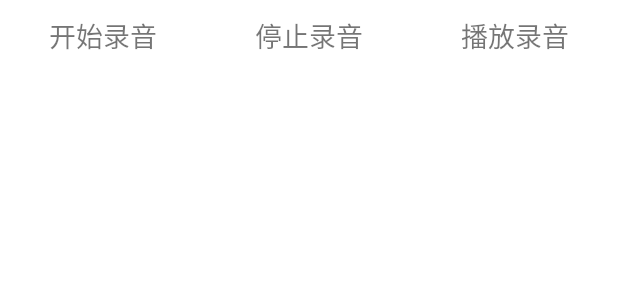
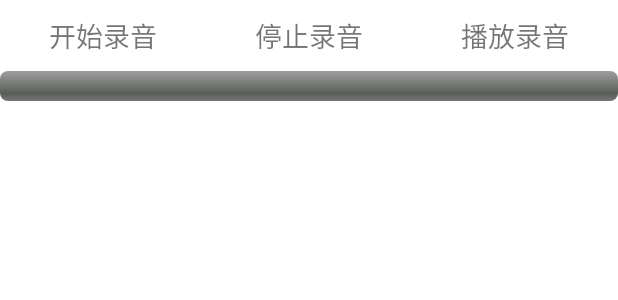
Before and after one commit to xujianhuaap/MyMengMedia, an Android app: the layout activity_audio.xml on its own in the app's theme, with its tools: preview values and no code run, on a phone screen of 412 x 824 dp. Shown: the top 300 px of the screen. Run offline under Robolectric (Android 15) with nearby library versions, the phone set to English and light mode, and no system bars.

Commit message:
feature:add progress bar

```diff
--- a/app/src/main/res/layout/activity_audio.xml
+++ b/app/src/main/res/layout/activity_audio.xml
@@ -42,6 +42,15 @@
                 />
 
 
+
         </LinearLayout>
+        <ProgressBar
+            android:id="@+id/play_progress"
+            style="@android:style/Widget.ProgressBar.Horizontal"
+            android:layout_width="match_parent"
+            android:layout_height="wrap_content"
+            android:max="100">
+
+        </ProgressBar>
     </LinearLayout>
 </layout>
```
Also changed, not shown: app/src/main/java/cn/skullmind/mbp/audio/AudioActivity.kt (+11 -5 lines), app/src/main/java/cn/skullmind/mbp/media/MediaPlayer.kt (+14 -4 lines).
